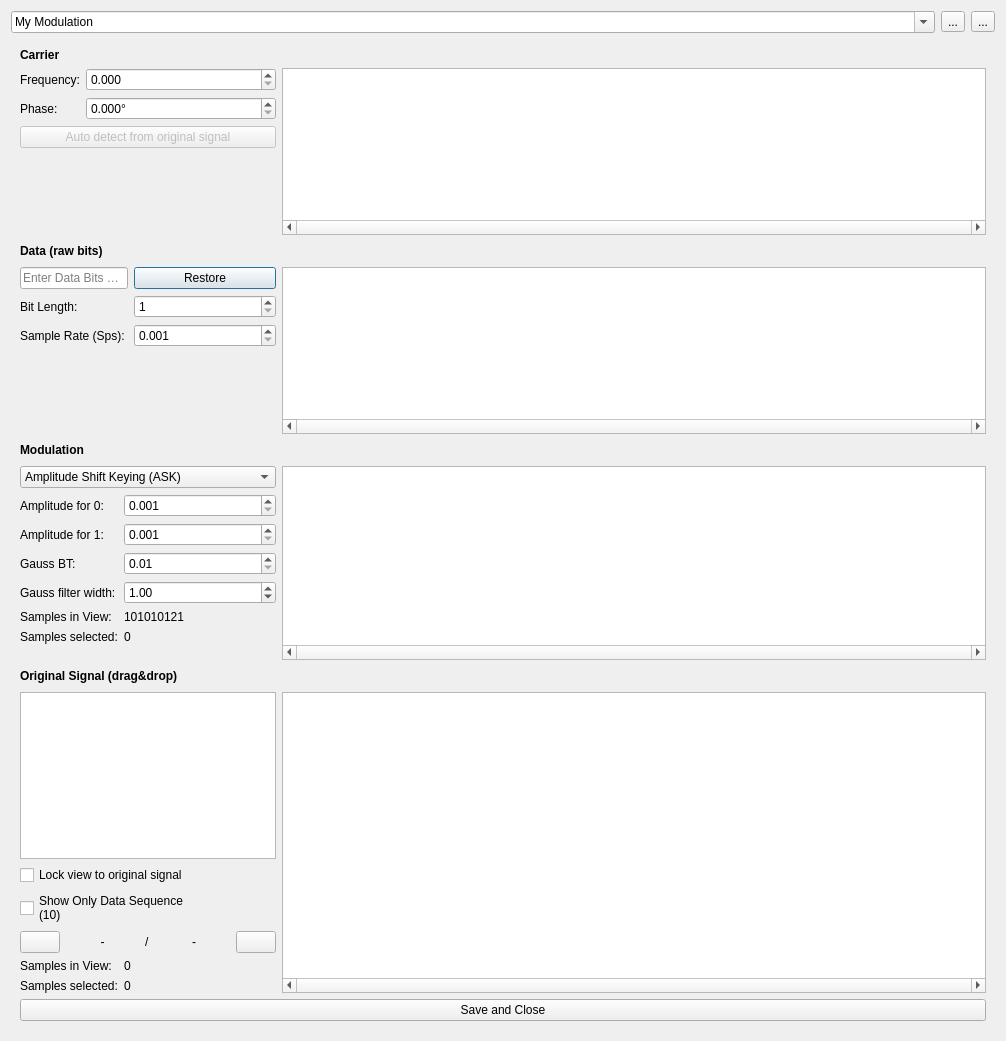
Old version of the form ui/modulation.ui in the repository jopohl/urh.
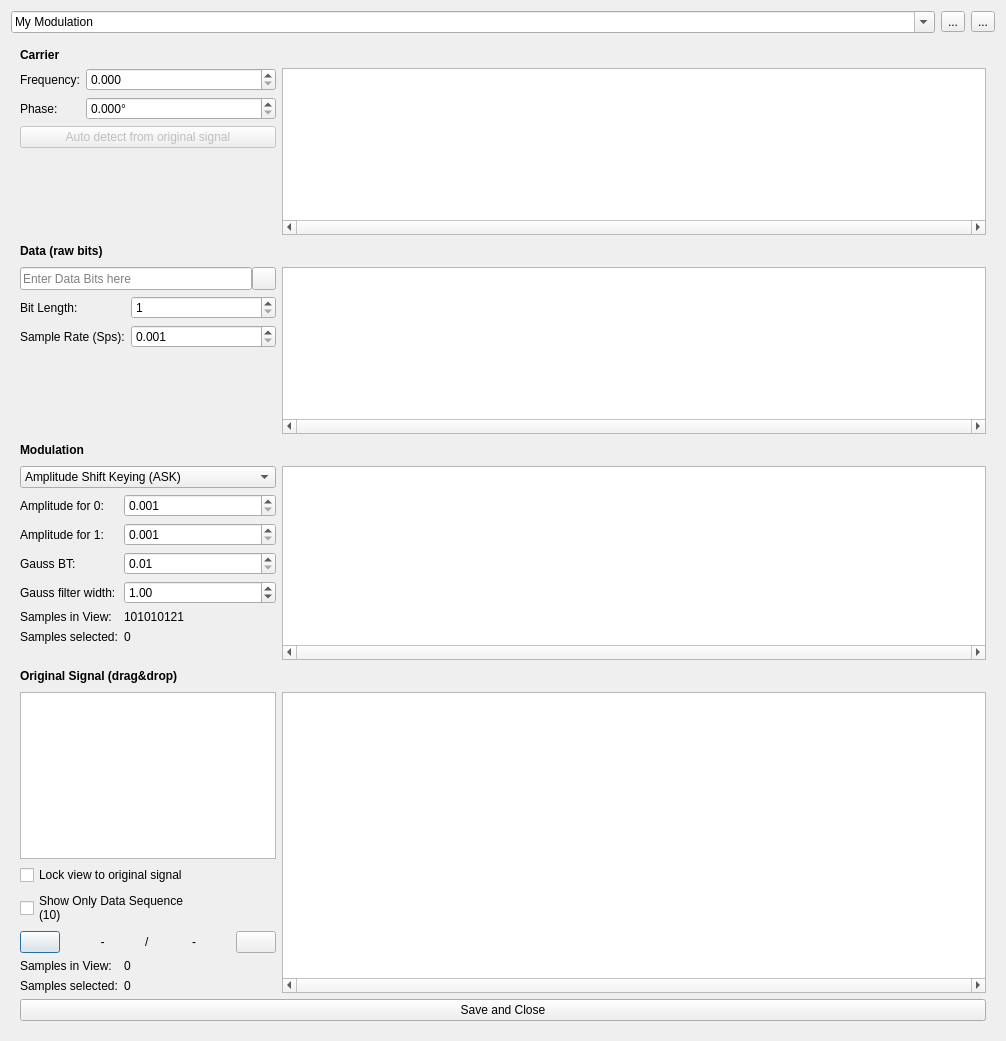
New version of the form. Icons and pictures are not drawn. Custom widgets are drawn as their Qt base class.

The edit to the form file:
```diff
--- a/ui/modulation.ui
+++ b/ui/modulation.ui
@@ -184,10 +184,15 @@
            </property>
           </spacer>
          </item>
-         <item row="0" column="0">
+         <item row="2" column="0" colspan="2">
+          <layout class="QHBoxLayout" name="horizontalLayout" stretch="20,1">
+           <property name="spacing">
+            <number>0</number>
+           </property>
+           <item>
           <widget class="QLineEdit" name="linEdDataBits">
            <property name="sizePolicy">
-            <sizepolicy hsizetype="Preferred" vsizetype="Fixed">
+              <sizepolicy hsizetype="Preferred" vsizetype="Preferred">
              <horstretch>0</horstretch>
              <verstretch>0</verstretch>
             </sizepolicy>
@@ -197,18 +202,27 @@
            </property>
           </widget>
          </item>
-         <item row="0" column="1">
-          <widget class="QPushButton" name="btnRestoreBits">
+           <item>
+            <widget class="QToolButton" name="btnRestoreBits">
            <property name="sizePolicy">
-            <sizepolicy hsizetype="Preferred" vsizetype="Fixed">
+              <sizepolicy hsizetype="Preferred" vsizetype="Preferred">
              <horstretch>0</horstretch>
              <verstretch>0</verstretch>
             </sizepolicy>
            </property>
-           <property name="text">
+             <property name="toolTip">
             <string>Restore</string>
            </property>
-          </widget>
+             <property name="text">
+              <string/>
+             </property>
+             <property name="icon">
+              <iconset theme="edit-undo">
+               <normaloff>.</normaloff>.</iconset>
+             </property>
+            </widget>
+           </item>
+          </layout>
          </item>
         </layout>
        </item>
```
Left out of the diff: 1 changed line with no effect on the pictures. Lines whose indentation alone changed are shown as unchanged.
